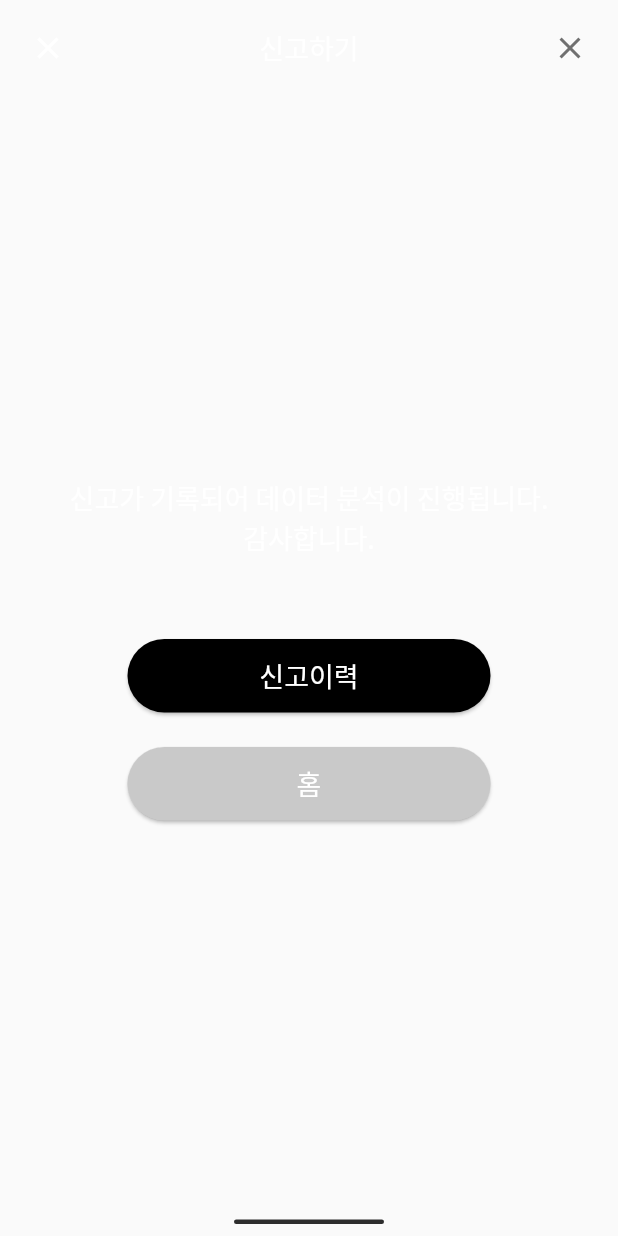
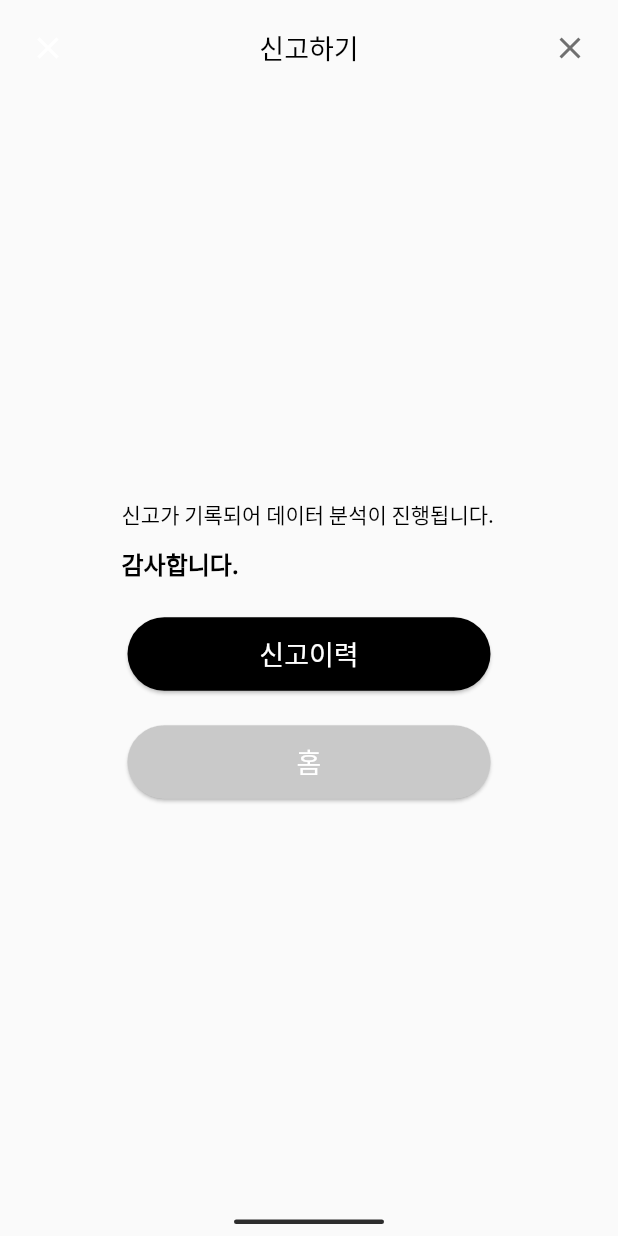
Before and after one commit to wooyoungkwak/illegalparking_app, a Flutter app: the Confirmation screen opened directly, on a phone screen of 412 x 824 dp. Run offline on Flutter 3.47's test engine with Material 2 defaults, Android fonts, the light colour scheme and no system bars; our stand-ins replace camera, connectivity_plus, dotted_border, flutter_secure_storage, fluttertoast, geolocator and 8 more; missing offline and left inert: app_settings, dart:ffi, mask_for_camera_view, network_info_plus; accounts and stored records are empty.

Commit message:
디자인, 카메라 플래쉬, 신고하기 정규식 수정

```diff
--- a/lib/states/confirmation.state.dart
+++ b/lib/states/confirmation.state.dart
@@ -43,10 +43,29 @@ class _ConfirmationState extends State<Confirmation> {
                   child: Column(
                     mainAxisAlignment: MainAxisAlignment.center,
                     children: [
-                      const CustomText(text: "신고가 기록되어 데이터 분석이 진행됩니다.", weight: FontWeight.w200),
-                      const CustomText(text: "감사합니다.", weight: FontWeight.w400),
+                      SizedBox(
+                        width: 250,
+                        child: Column(
+                          crossAxisAlignment: CrossAxisAlignment.start,
+                          children: [
+                            const CustomText(
+                              text: "신고가 기록되어 데이터 분석이 진행됩니다.",
+                              weight: FontWeight.w400,
+                              color: Colors.black,
+                              size: 14,
+                            ),
+                            SizedBox(height: 10),
+                            const CustomText(
+                              text: "감사합니다.",
+                              weight: FontWeight.w600,
+                              color: Colors.black,
+                              size: 16,
+                            ),
+                          ],
+                        ),
+                      ),
                       const SizedBox(
-                        height: 50,
+                        height: 20,
                       ),
                       _initInkWellByOnTap(_initContainer(Colors.black, "신고이력"), _reportlistbtn),
                       const SizedBox(height: 15),
@@ -83,7 +102,7 @@ class _ConfirmationState extends State<Confirmation> {
           child: Center(
               child: CustomText(
             text: text,
-            weight: FontWeight.w400,
+            weight: FontWeight.w500,
             color: Colors.white,
           )),
         ),
@@ -100,7 +119,7 @@ class _ConfirmationState extends State<Confirmation> {
           padding: const EdgeInsets.all(8.0),
           child: IconButton(onPressed: () {}, icon: const Icon(Icons.close_outlined), color: Colors.white),
         ),
-        const CustomText(text: "신고하기", weight: FontWeight.w200),
+        const CustomText(text: "신고하기", weight: FontWeight.w500, color: Colors.black),
         Padding(
           padding: const EdgeInsets.all(8.0),
           child: IconButton(
--- a/lib/states/widgets/crop.dart
+++ b/lib/states/widgets/crop.dart
@@ -79,10 +79,12 @@ class _MaskForCameraCustomViewState extends State<MaskForCameraCustomView> with
         ResolutionPreset.high,
         enableAudio: false,
       );
+
       controller!.initialize().then((_) async {
         if (!mounted) {
           return;
         }
+        await controller!.setFlashMode(FlashMode.off);
         setState(() {});
       });
     } catch (e) {
@@ -322,6 +324,7 @@ class _MaskForCameraCustomViewState extends State<MaskForCameraCustomView> with
       ResolutionPreset.high,
       enableAudio: false,
     );
+    await controller!.setFlashMode(FlashMode.off);
 
     controller = cameraController;
 
```
Also changed, not shown: lib/states/declaration_state.dart (+54 -51 lines).
